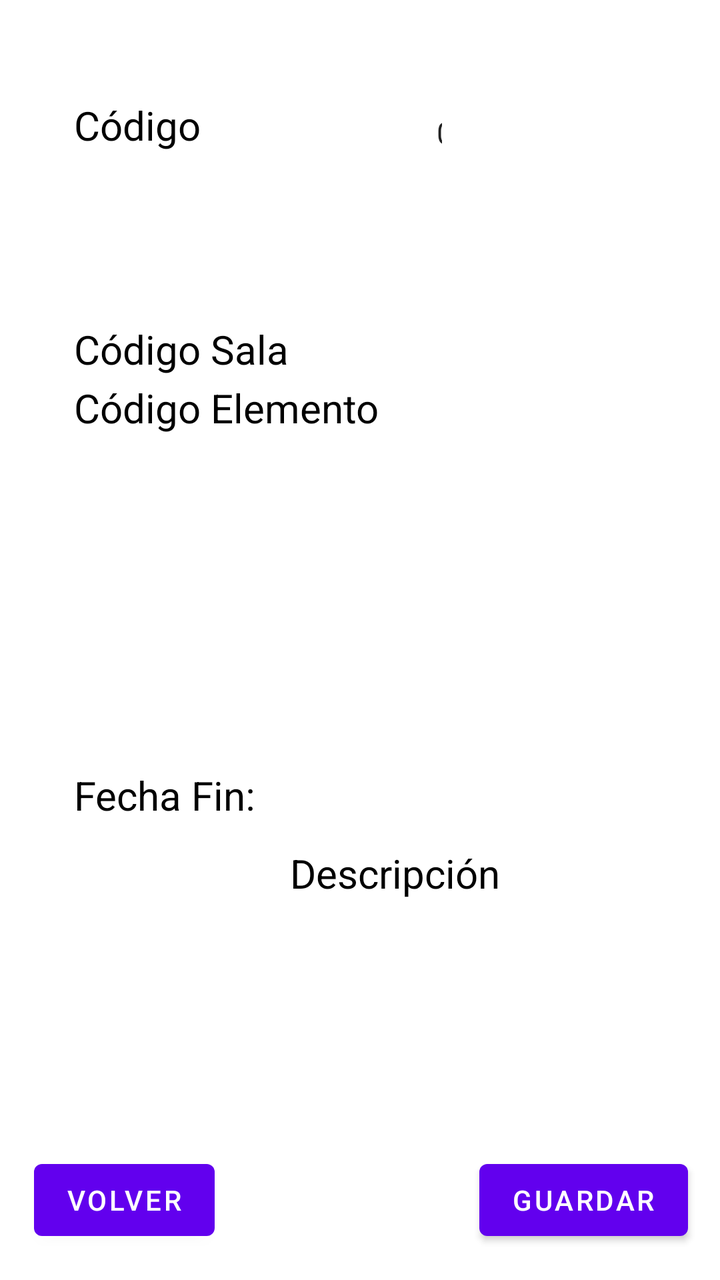
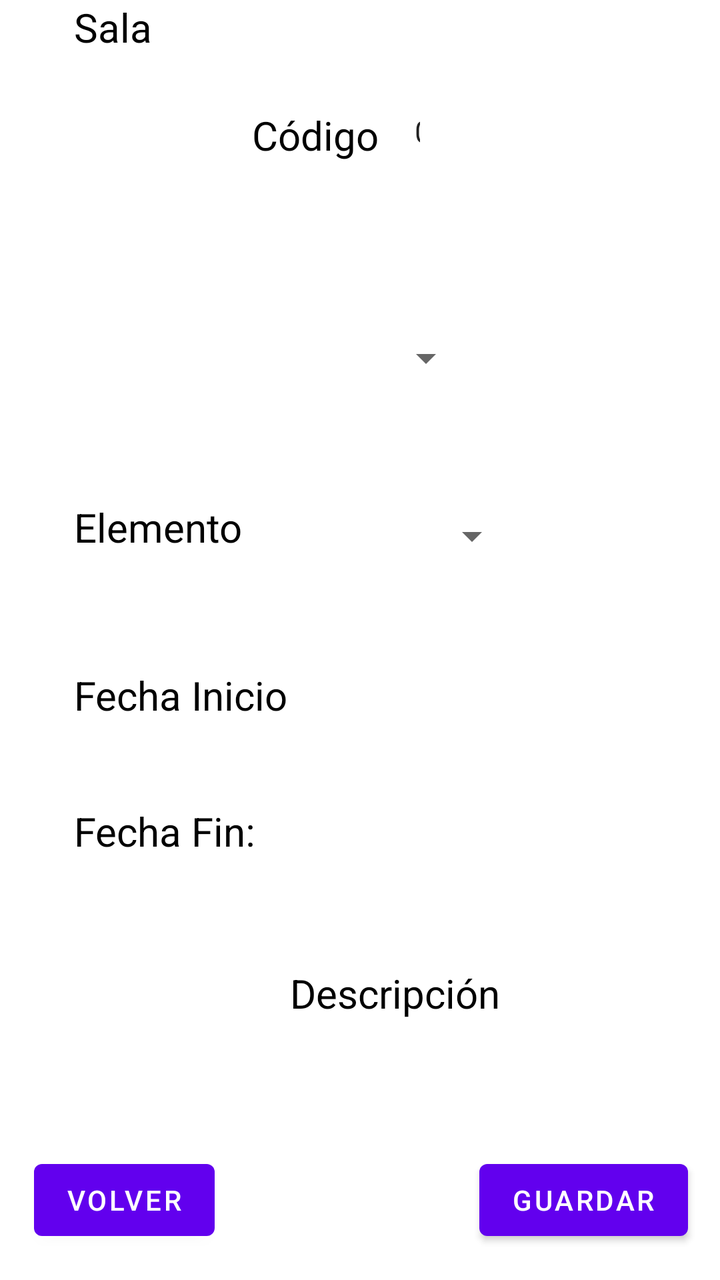

Two renders of the same Android screen: before a commit and after it. Below are the layout's source before the change and the commit's diff.
<!-- AndroidManifest.xml: application theme Theme.AplicacionIncidencias -->
<!-- res/layout/activity_info_ubicacion.xml -->
<?xml version="1.0" encoding="utf-8"?>
<androidx.constraintlayout.widget.ConstraintLayout xmlns:android="http://schemas.android.com/apk/res/android"
    xmlns:app="http://schemas.android.com/apk/res-auto"
    xmlns:tools="http://schemas.android.com/tools"
    android:id="@+id/main"
    android:layout_width="match_parent"
    android:layout_height="match_parent"
    tools:context=".Ubicacion.Activity_Info_Ubicacion">

    <TextView
        android:id="@+id/tvcodigoUbicacion"
        android:layout_width="wrap_content"
        android:layout_height="wrap_content"
        android:layout_marginStart="37dp"
        android:layout_marginTop="49dp"
        android:layout_marginEnd="113dp"
        android:text="Código "
        android:textColor="@color/black"
        android:textSize="20sp"
        app:layout_constraintEnd_toStartOf="@+id/edCodigoUbicacion"
        app:layout_constraintStart_toStartOf="parent"
        app:layout_constraintTop_toTopOf="parent" />

    <EditText
        android:id="@+id/edCodigoUbicacion"
        android:layout_width="0dp"
        android:layout_height="58dp"
        android:layout_marginTop="38dp"
        android:layout_marginEnd="139dp"
        android:layout_marginBottom="43dp"
        android:gravity="center"
        android:text="0"
        android:textSize="15sp"
        app:layout_constraintBottom_toTopOf="@+id/edCodigoSala"
        app:layout_constraintEnd_toEndOf="parent"
        app:layout_constraintStart_toEndOf="@+id/tvcodigoUbicacion"
        app:layout_constraintTop_toTopOf="parent" />


    <TextView
        android:id="@+id/tvcodigoSala"
        android:layout_width="wrap_content"
        android:layout_height="wrap_content"
        android:layout_marginStart="37dp"
        android:layout_marginTop="161dp"
        android:layout_marginEnd="71dp"
        android:text="Código Sala "
        android:textColor="@color/black"
        android:textSize="20sp"
        app:layout_constraintEnd_toStartOf="@+id/edCodigoSala"
        app:layout_constraintStart_toStartOf="parent"
        app:layout_constraintTop_toTopOf="parent" />

    <EditText
        android:id="@+id/edCodigoSala"
        android:layout_width="0dp"
        android:layout_height="50sp"
        android:layout_marginTop="90dp"
        android:layout_marginEnd="139dp"
        android:layout_marginBottom="87dp"
        android:gravity="center"
        android:text="0"
        android:textSize="15sp"
        app:layout_constraintBottom_toBottomOf="@+id/edCodigoElemento"
        app:layout_constraintEnd_toEndOf="parent"
        app:layout_constraintStart_toEndOf="@+id/tvcodigoSala"
        app:layout_constraintTop_toTopOf="@+id/tvcodigoUbicacion" />

    <TextView
        android:id="@+id/tvcodigoElemento"
        android:layout_width="wrap_content"
        android:layout_height="wrap_content"
        android:layout_marginStart="37dp"
        android:layout_marginEnd="27dp"
        android:text="Código Elemento "
        android:textColor="@color/black"
        android:textSize="20sp"
        app:layout_constraintBottom_toBottomOf="@+id/edCodigoElemento"
        app:layout_constraintEnd_toStartOf="@+id/edCodigoElemento"
        app:layout_constraintStart_toStartOf="parent" />

    <EditText
        android:id="@+id/edCodigoElemento"
        android:layout_width="0dp"
        android:layout_height="58dp"
        android:layout_marginTop="57dp"
        android:layout_marginEnd="139dp"
        android:layout_marginBottom="58dp"
        android:gravity="center"
        android:text="0"
        android:textColor="@color/black"
        android:textSize="15sp"
        app:layout_constraintBottom_toTopOf="@+id/tvinfocodigoUbicacionFechaInicio"
        app:layout_constraintEnd_toEndOf="parent"
        app:layout_constraintStart_toEndOf="@+id/tvcodigoElemento"
        app:layout_constraintTop_toTopOf="@+id/tvcodigoSala" />


    <TextView
        android:id="@+id/tvcodigoUbicacionFechaInicio"
        android:layout_width="wrap_content"
        android:layout_height="wrap_content"
        android:layout_marginStart="37dp"
        android:layout_marginTop="327dp"
        android:layout_marginBottom="328dp"
        android:text="Fecha Inicio"
        android:textColor="@color/black"
        android:textSize="20sp"
        app:layout_constraintBottom_toBottomOf="parent"
        app:layout_constraintStart_toStartOf="parent"
        app:layout_constraintTop_toTopOf="@+id/tvcodigoUbicacion" />

    <TextView
        android:id="@+id/tvinfocodigoUbicacionFechaInicio"
        android:layout_width="wrap_content"
        android:layout_height="wrap_content"
        android:layout_marginEnd="5dp"
        android:layout_marginBottom="47dp"
        android:textColor="@color/black"
        android:textSize="15sp"
        app:layout_constraintBottom_toTopOf="@+id/tvinfocodigoUbicacionFechaFin"
        app:layout_constraintEnd_toEndOf="@+id/tvinfocodigoUbicacionFechaFin" />

    <TextView
        android:id="@+id/tvcodigoUbicacionFechaFin"
        android:layout_width="wrap_content"
        android:layout_height="wrap_content"
        android:layout_marginStart="37dp"
        android:layout_marginTop="40dp"
        android:text="Fecha Fin:  "
        android:textColor="@color/black"
        android:textSize="20sp"
        app:layout_constraintStart_toStartOf="parent"
        app:layout_constraintTop_toBottomOf="@+id/tvcodigoUbicacionFechaInicio" />

    <TextView
        android:id="@+id/tvinfocodigoUbicacionFechaFin"
        android:layout_width="wrap_content"
        android:layout_height="wrap_content"
        android:layout_marginStart="16dp"
        android:layout_marginBottom="61dp"
        android:textColor="@color/black"
        android:textSize="15sp"
        app:layout_constraintBottom_toTopOf="@+id/tvDescripcionUbicacion"
        app:layout_constraintStart_toEndOf="@+id/tvDescripcionUbicacion" />

    <TextView
        android:id="@+id/tvDescripcionUbicacion"
        android:layout_width="wrap_content"
        android:layout_height="wrap_content"
        android:layout_marginStart="7dp"
        android:layout_marginTop="12dp"
        android:text="Descripción  "
        android:textColor="@color/black"
        android:textSize="20sp"
        app:layout_constraintStart_toEndOf="@+id/tvcodigoUbicacionFechaFin"
        app:layout_constraintTop_toBottomOf="@+id/tvcodigoUbicacionFechaFin" />

    <EditText
        android:id="@+id/edDescripcionUbicacion"
        android:layout_width="0dp"
        android:layout_height="0dp"
        android:layout_marginStart="16dp"
        android:layout_marginTop="18dp"
        android:layout_marginEnd="16dp"
        android:layout_marginBottom="15dp"
        android:gravity="center"
        android:inputType="textMultiLine"
        android:text="Contenido Descripción"
        android:textColor="@color/black"
        android:textSize="15sp"
        app:layout_constraintBottom_toTopOf="@+id/btnVolver"
        app:layout_constraintEnd_toEndOf="parent"
        app:layout_constraintStart_toStartOf="parent"
        app:layout_constraintTop_toBottomOf="@+id/tvDescripcionUbicacion" />

    <Button
        android:id="@+id/btnGuardarUbicacion"
        android:layout_width="0dp"
        android:layout_height="wrap_content"
        android:layout_marginEnd="16dp"
        android:layout_marginBottom="16dp"
        android:text="Guardar"
        app:layout_constraintBottom_toBottomOf="parent"
        app:layout_constraintEnd_toEndOf="parent"
        app:layout_constraintStart_toEndOf="@+id/btnVolver" />

    <Button
        android:id="@+id/btnVolverUbicacion"
        android:layout_width="0dp"
        android:layout_height="wrap_content"
        android:layout_marginStart="17dp"
        android:layout_marginEnd="138dp"
        android:layout_marginBottom="16dp"
        android:text="Volver"
        app:layout_constraintBottom_toBottomOf="parent"
        app:layout_constraintEnd_toStartOf="@+id/btnGuardar"
        app:layout_constraintStart_toStartOf="parent" />
</androidx.constraintlayout.widget.ConstraintLayout>
<!-- resources referenced by this layout -->
<resources>
  <color name="black">#FF000000</color>
  <style name="Theme.AplicacionIncidencias" parent="Theme.MaterialComponents.DayNight.DarkActionBar">
          
          <item name="colorPrimary">@color/purple_500</item>
          <item name="colorPrimaryVariant">@color/purple_700</item>
          <item name="colorOnPrimary">@color/white</item>
          
          <item name="colorSecondary">@color/teal_200</item>
          <item name="colorSecondaryVariant">@color/teal_700</item>
          <item name="colorOnSecondary">@color/black</item>
          
          <item name="android:statusBarColor">?attr/colorPrimaryVariant</item>
          
      </style>
  <color name="purple_500">#FF6200EE</color>
  <color name="purple_700">#FF3700B3</color>
  <color name="white">#FFFFFFFF</color>
  <color name="teal_200">#FF03DAC5</color>
  <color name="teal_700">#FF018786</color>
</resources>

<!-- the commit's change to res/layout/activity_info_ubicacion.xml (unified diff, before → after) -->
@@ -11,122 +11,110 @@
         android:id="@+id/tvcodigoUbicacion"
         android:layout_width="wrap_content"
         android:layout_height="wrap_content"
-        android:layout_marginStart="37dp"
-        android:layout_marginTop="49dp"
-        android:layout_marginEnd="113dp"
+        android:layout_marginStart="126dp"
+        android:layout_marginEnd="13dp"
+        android:layout_marginBottom="12dp"
         android:text="Código "
         android:textColor="@color/black"
         android:textSize="20sp"
+        app:layout_constraintBottom_toBottomOf="@+id/edCodigoUbicacion"
         app:layout_constraintEnd_toStartOf="@+id/edCodigoUbicacion"
-        app:layout_constraintStart_toStartOf="parent"
-        app:layout_constraintTop_toTopOf="parent" />
+        app:layout_constraintStart_toStartOf="parent" />
+
 
     <EditText
         android:id="@+id/edCodigoUbicacion"
         android:layout_width="0dp"
         android:layout_height="58dp"
-        android:layout_marginTop="38dp"
-        android:layout_marginEnd="139dp"
-        android:layout_marginBottom="43dp"
+        android:layout_marginTop="35dp"
+        android:layout_marginEnd="150dp"
         android:gravity="center"
         android:text="0"
         android:textSize="15sp"
-        app:layout_constraintBottom_toTopOf="@+id/edCodigoSala"
         app:layout_constraintEnd_toEndOf="parent"
         app:layout_constraintStart_toEndOf="@+id/tvcodigoUbicacion"
         app:layout_constraintTop_toTopOf="parent" />
-
 
     <TextView
         android:id="@+id/tvcodigoSala"
         android:layout_width="wrap_content"
         android:layout_height="wrap_content"
         android:layout_marginStart="37dp"
-        android:layout_marginTop="161dp"
-        android:layout_marginEnd="71dp"
-        android:text="Código Sala "
+        android:layout_marginEnd="41dp"
+        android:text="Sala "
         android:textColor="@color/black"
         android:textSize="20sp"
-        app:layout_constraintEnd_toStartOf="@+id/edCodigoSala"
-        app:layout_constraintStart_toStartOf="parent"
-        app:layout_constraintTop_toTopOf="parent" />
+        app:layout_constraintBaseline_toBaselineOf="@+id/spinnerSala"
+        app:layout_constraintEnd_toStartOf="@+id/spinnerSala"
+        app:layout_constraintStart_toStartOf="parent" />
 
-    <EditText
-        android:id="@+id/edCodigoSala"
+    <Spinner
+        android:id="@+id/spinnerSala"
         android:layout_width="0dp"
-        android:layout_height="50sp"
-        android:layout_marginTop="90dp"
-        android:layout_marginEnd="139dp"
-        android:layout_marginBottom="87dp"
-        android:gravity="center"
-        android:text="0"
+        android:layout_height="36dp"
+        android:layout_marginTop="80dp"
+        android:layout_marginEnd="123dp"
+        android:layout_marginBottom="80dp"
         android:textSize="15sp"
-        app:layout_constraintBottom_toBottomOf="@+id/edCodigoElemento"
+        app:layout_constraintBottom_toBottomOf="@+id/tvcodigoElemento"
         app:layout_constraintEnd_toEndOf="parent"
         app:layout_constraintStart_toEndOf="@+id/tvcodigoSala"
-        app:layout_constraintTop_toTopOf="@+id/tvcodigoUbicacion" />
+        app:layout_constraintTop_toBottomOf="@+id/tvcodigoUbicacion" />
 
     <TextView
         android:id="@+id/tvcodigoElemento"
         android:layout_width="wrap_content"
         android:layout_height="wrap_content"
         android:layout_marginStart="37dp"
-        android:layout_marginEnd="27dp"
-        android:text="Código Elemento "
+        android:layout_marginEnd="19dp"
+        android:text="Elemento "
         android:textColor="@color/black"
         android:textSize="20sp"
-        app:layout_constraintBottom_toBottomOf="@+id/edCodigoElemento"
-        app:layout_constraintEnd_toStartOf="@+id/edCodigoElemento"
+        app:layout_constraintBaseline_toBaselineOf="@+id/spinnerElemento"
+        app:layout_constraintEnd_toStartOf="@+id/spinnerElemento"
         app:layout_constraintStart_toStartOf="parent" />
 
-    <EditText
-        android:id="@+id/edCodigoElemento"
+    <Spinner
+        android:id="@+id/spinnerElemento"
         android:layout_width="0dp"
-        android:layout_height="58dp"
-        android:layout_marginTop="57dp"
-        android:layout_marginEnd="139dp"
-        android:layout_marginBottom="58dp"
-        android:gravity="center"
-        android:text="0"
-        android:textColor="@color/black"
+        android:layout_height="36dp"
+        android:layout_marginTop="196dp"
+        android:layout_marginEnd="100dp"
+        android:layout_marginBottom="197dp"
         android:textSize="15sp"
-        app:layout_constraintBottom_toTopOf="@+id/tvinfocodigoUbicacionFechaInicio"
+        app:layout_constraintBottom_toTopOf="@+id/tvDescripcionUbicacion"
         app:layout_constraintEnd_toEndOf="parent"
         app:layout_constraintStart_toEndOf="@+id/tvcodigoElemento"
-        app:layout_constraintTop_toTopOf="@+id/tvcodigoSala" />
-
+        app:layout_constraintTop_toTopOf="@+id/tvcodigoUbicacion" />
 
     <TextView
         android:id="@+id/tvcodigoUbicacionFechaInicio"
         android:layout_width="wrap_content"
         android:layout_height="wrap_content"
         android:layout_marginStart="37dp"
-        android:layout_marginTop="327dp"
-        android:layout_marginBottom="328dp"
+        android:layout_marginTop="334dp"
         android:text="Fecha Inicio"
         android:textColor="@color/black"
         android:textSize="20sp"
-        app:layout_constraintBottom_toBottomOf="parent"
         app:layout_constraintStart_toStartOf="parent"
-        app:layout_constraintTop_toTopOf="@+id/tvcodigoUbicacion" />
+        app:layout_constraintTop_toTopOf="parent" />
 
     <TextView
         android:id="@+id/tvinfocodigoUbicacionFechaInicio"
         android:layout_width="wrap_content"
         android:layout_height="wrap_content"
-        android:layout_marginEnd="5dp"
-        android:layout_marginBottom="47dp"
+        android:layout_marginStart="21dp"
         android:textColor="@color/black"
         android:textSize="15sp"
-        app:layout_constraintBottom_toTopOf="@+id/tvinfocodigoUbicacionFechaFin"
-        app:layout_constraintEnd_toEndOf="@+id/tvinfocodigoUbicacionFechaFin" />
+        app:layout_constraintStart_toEndOf="@+id/tvcodigoUbicacionFechaInicio"
+        app:layout_constraintTop_toTopOf="@+id/tvcodigoUbicacionFechaInicio" />
 
     <TextView
         android:id="@+id/tvcodigoUbicacionFechaFin"
         android:layout_width="wrap_content"
         android:layout_height="wrap_content"
         android:layout_marginStart="37dp"
-        android:layout_marginTop="40dp"
+        android:layout_marginTop="41dp"
         android:text="Fecha Fin:  "
         android:textColor="@color/black"
         android:textSize="20sp"
@@ -137,42 +125,41 @@
         android:id="@+id/tvinfocodigoUbicacionFechaFin"
         android:layout_width="wrap_content"
         android:layout_height="wrap_content"
-        android:layout_marginStart="16dp"
-        android:layout_marginBottom="61dp"
+        android:layout_marginStart="20dp"
         android:textColor="@color/black"
         android:textSize="15sp"
-        app:layout_constraintBottom_toTopOf="@+id/tvDescripcionUbicacion"
-        app:layout_constraintStart_toEndOf="@+id/tvDescripcionUbicacion" />
+        app:layout_constraintStart_toEndOf="@+id/tvcodigoUbicacionFechaFin"
+        app:layout_constraintTop_toTopOf="@+id/tvcodigoUbicacionFechaFin" />
 
     <TextView
         android:id="@+id/tvDescripcionUbicacion"
         android:layout_width="wrap_content"
         android:layout_height="wrap_content"
         android:layout_marginStart="7dp"
-        android:layout_marginTop="12dp"
+        android:layout_marginBottom="18dp"
         android:text="Descripción  "
         android:textColor="@color/black"
         android:textSize="20sp"
-        app:layout_constraintStart_toEndOf="@+id/tvcodigoUbicacionFechaFin"
-        app:layout_constraintTop_toBottomOf="@+id/tvcodigoUbicacionFechaFin" />
+        app:layout_constraintBottom_toTopOf="@+id/edDescripcionUbicacion"
+        app:layout_constraintStart_toEndOf="@+id/tvcodigoUbicacionFechaFin" />
 
     <EditText
         android:id="@+id/edDescripcionUbicacion"
         android:layout_width="0dp"
         android:layout_height="0dp"
         android:layout_marginStart="16dp"
-        android:layout_marginTop="18dp"
+        android:layout_marginTop="99dp"
         android:layout_marginEnd="16dp"
-        android:layout_marginBottom="15dp"
+        android:layout_marginBottom="98dp"
         android:gravity="center"
         android:inputType="textMultiLine"
-        android:text="Contenido Descripción"
+        android:text=""
         android:textColor="@color/black"
         android:textSize="15sp"
-        app:layout_constraintBottom_toTopOf="@+id/btnVolver"
+        app:layout_constraintBottom_toTopOf="@+id/btnVolverUbicacion"
         app:layout_constraintEnd_toEndOf="parent"
         app:layout_constraintStart_toStartOf="parent"
-        app:layout_constraintTop_toBottomOf="@+id/tvDescripcionUbicacion" />
+        app:layout_constraintTop_toBottomOf="@+id/tvcodigoUbicacionFechaFin" />
 
     <Button
         android:id="@+id/btnGuardarUbicacion"
@@ -182,18 +169,16 @@
         android:layout_marginBottom="16dp"
         android:text="Guardar"
         app:layout_constraintBottom_toBottomOf="parent"
-        app:layout_constraintEnd_toEndOf="parent"
-        app:layout_constraintStart_toEndOf="@+id/btnVolver" />
+        app:layout_constraintEnd_toEndOf="parent" />
 
     <Button
         android:id="@+id/btnVolverUbicacion"
         android:layout_width="0dp"
         android:layout_height="wrap_content"
         android:layout_marginStart="17dp"
-        android:layout_marginEnd="138dp"
+        android:layout_marginEnd="182dp"
         android:layout_marginBottom="16dp"
         android:text="Volver"
         app:layout_constraintBottom_toBottomOf="parent"
-        app:layout_constraintEnd_toStartOf="@+id/btnGuardar"
         app:layout_constraintStart_toStartOf="parent" />
 </androidx.constraintlayout.widget.ConstraintLayout>
